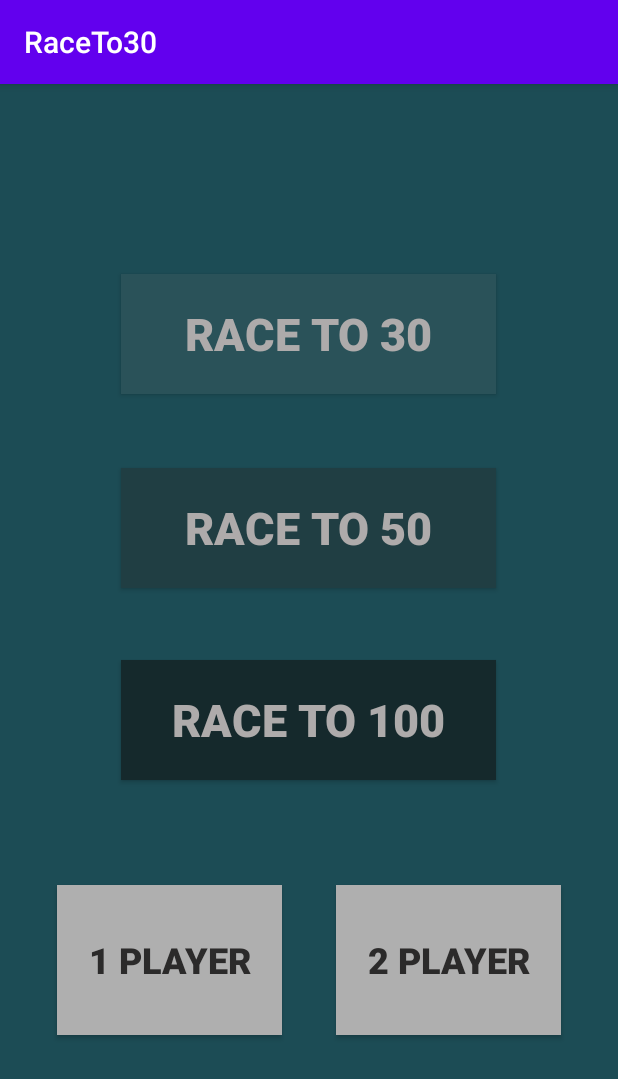
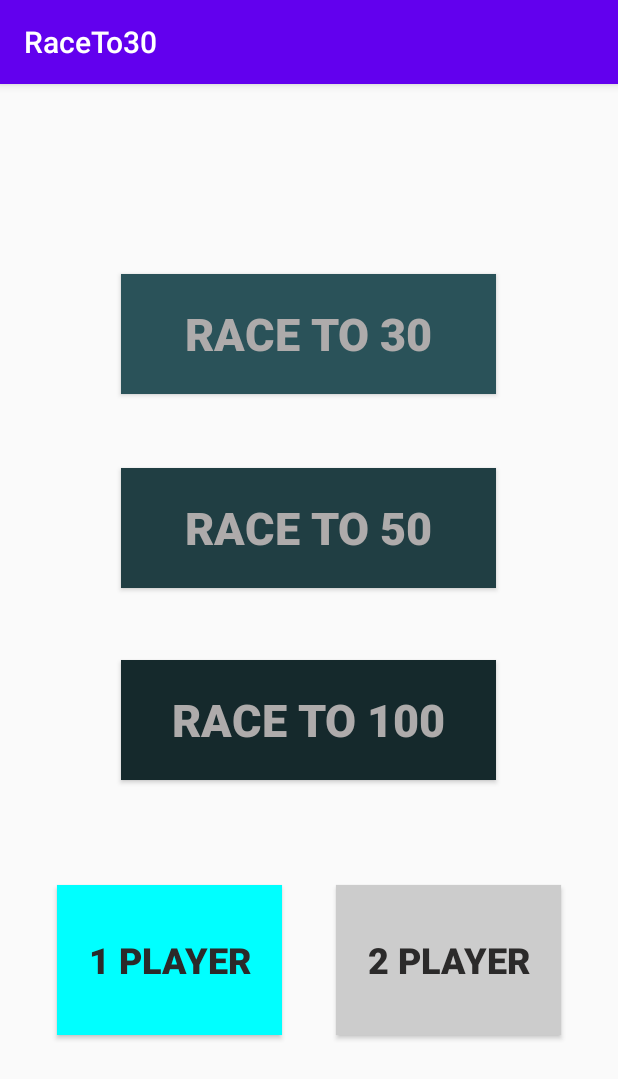
Before and after one commit to umair-j/pigGame-Android-, an Android app: the screen it shows after launch (MainPage), after a tap on "1 PLAYER", on a phone screen of 412 x 824 dp. Shown: the top 1079 px of the screen. Run offline under Robolectric (Android 15) with nearby library versions, the phone set to English and light mode, and no system bars.

Commit message:
single player complete functionality added

```diff
--- a/app/src/main/java/com/example/RaceTo30/MainActivity.java
+++ b/app/src/main/java/com/example/RaceTo30/MainActivity.java
@@ -190,6 +190,7 @@ public class MainActivity extends AppCompatActivity {
             else if(num != 6 && user == 1){
                 tempTotal2+=num;
                 if(noOfPlayers.equals("1")) {
+
                     int a = secondPlayer();
                     if (a ==1) {
                         hold(view);
--- a/app/src/main/java/com/example/RaceTo30/MainPage.java
+++ b/app/src/main/java/com/example/RaceTo30/MainPage.java
@@ -3,8 +3,10 @@ package com.example.RaceTo30;
 import androidx.appcompat.app.AppCompatActivity;
 
 import android.content.Intent;
+import android.graphics.Color;
 import android.os.Bundle;
 import android.view.View;
+import android.widget.Button;
 
 public class MainPage extends AppCompatActivity {
 
@@ -55,9 +57,13 @@ public class MainPage extends AppCompatActivity {
     public void p1mode(View view){
         noOfPlayers = "1";
         buttonPressed = true;
+        findViewById(R.id.p1).setBackgroundColor(Color.CYAN);
+        findViewById(R.id.p2).setBackgroundColor(Color.LTGRAY);
     }
     public void p2mode(View view){
         noOfPlayers = "2";
         buttonPressed = true;
+        findViewById(R.id.p2).setBackgroundColor(Color.CYAN);
+        findViewById(R.id.p1).setBackgroundColor(Color.LTGRAY);
     }
 }
--- a/app/src/main/res/layout/activity_main_page.xml
+++ b/app/src/main/res/layout/activity_main_page.xml
@@ -4,7 +4,6 @@
     xmlns:tools="http://schemas.android.com/tools"
     android:layout_width="match_parent"
     android:layout_height="match_parent"
-    android:background="#1C4C55"
     tools:context="com.example.RaceTo30.MainPage">
 
     <Button
@@ -62,7 +61,7 @@
         android:id="@+id/p1"
         android:layout_width="150dp"
         android:layout_height="100dp"
-        android:background="#AFAFAF"
+        android:background="#CCCCCC"
         android:hapticFeedbackEnabled="false"
         android:onClick="p1mode"
         android:text="1 PLAYER"
@@ -80,7 +79,7 @@
         android:id="@+id/p2"
         android:layout_width="150dp"
         android:layout_height="100dp"
-        android:background="#AFAFAF"
+        android:background="#CCCCCC"
         android:onClick="p2mode"
         android:text="2 PLAYER"
         android:textColor="#2B2A2A"
```
Also changed, not shown: 1 other file.
